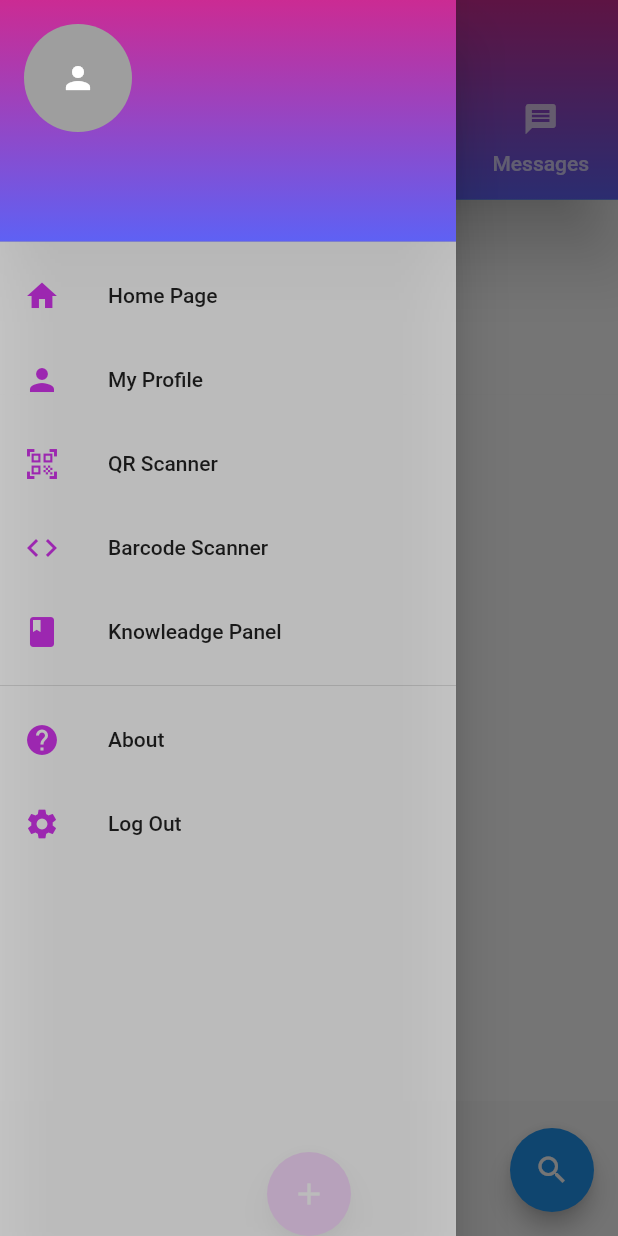
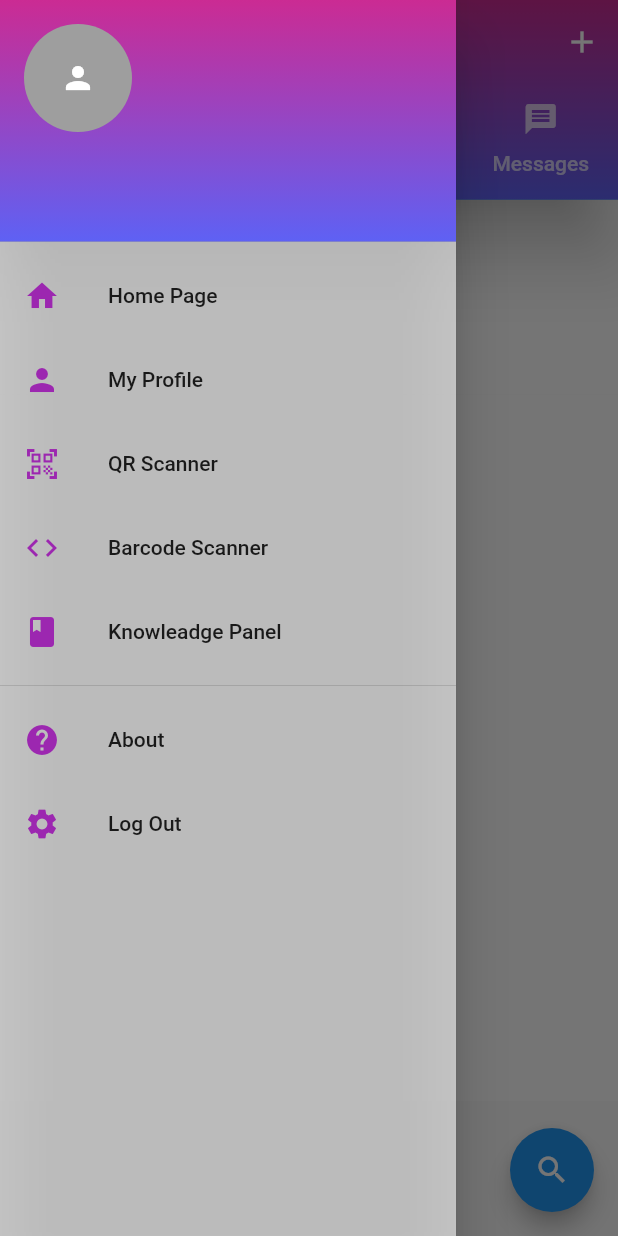
Before and after one commit to Ravindu78/Smart-Gem-Mart, a Flutter app: the HomeScreen screen opened by its route, with the side drawer open, on a phone screen of 412 x 824 dp. Run offline on Flutter 3.47's test engine with Material 2 defaults, Android fonts, the phone set to English and light mode, and no system bars; our stand-ins replace carousel_pro, cloud_firestore, file_picker, firebase_auth, firebase_core, firebase_storage and 2 more; missing offline and left inert: qr_code_scanner, search_page; accounts and stored records are empty.

Commit message:
add post

```diff
--- a/lib/screens/home_screen.dart
+++ b/lib/screens/home_screen.dart
@@ -14,6 +14,7 @@ import 'package:smart_gem_mart/globals.dart' as globals;
 
 
 import '../reusable_widgets/reusable_widget.dart';
+import 'addpost_screen.dart';
 class HomeScreen extends StatefulWidget {
   @override
   _HomeScreenState createState() => _HomeScreenState();
@@ -77,8 +78,8 @@ class _HomeScreenState extends State<HomeScreen> {
 
     length: 4,
     child: Scaffold(
+
       appBar: AppBar(
-
 
         //centerTitle: true,
         //leading: IconButton(
@@ -89,11 +90,15 @@ class _HomeScreenState extends State<HomeScreen> {
        // ),
         actions: [
 
+          IconButton(
 
-          // IconButton(
-          //   icon: Icon(Icons.search),
-          //   onPressed: () {},
-          // )
+            icon: Icon(Icons.add),
+            onPressed: () {
+              Navigator.push(context,
+                  MaterialPageRoute(builder: (context) => AddPostScreen()));
+            },
+          )
+
         ],
         //backgroundColor: Colors.purple,
         flexibleSpace: Container(
--- a/lib/screens/posts.dart
+++ b/lib/screens/posts.dart
@@ -133,15 +133,15 @@ class _PostsState extends State<Posts> {
 
         ],
       ),
-      floatingActionButton: FloatingActionButton(
-
-        onPressed: (){
-          Navigator.push(context,
-              MaterialPageRoute(builder: (context) => AddPostScreen()));
-        },
-        child: Icon(Icons.add),backgroundColor: Colors.purpleAccent,
-      ),
-      floatingActionButtonLocation: FloatingActionButtonLocation.centerDocked,
+      // floatingActionButton: FloatingActionButton(
+      //
+      //   onPressed: (){
+      //     Navigator.push(context,
+      //         MaterialPageRoute(builder: (context) => AddPostScreen()));
+      //   },
+      //   child: Icon(Icons.add),backgroundColor: Colors.purpleAccent,
+      // ),
+      // floatingActionButtonLocation: FloatingActionButtonLocation.centerDocked,
     );
   }
 }
```
